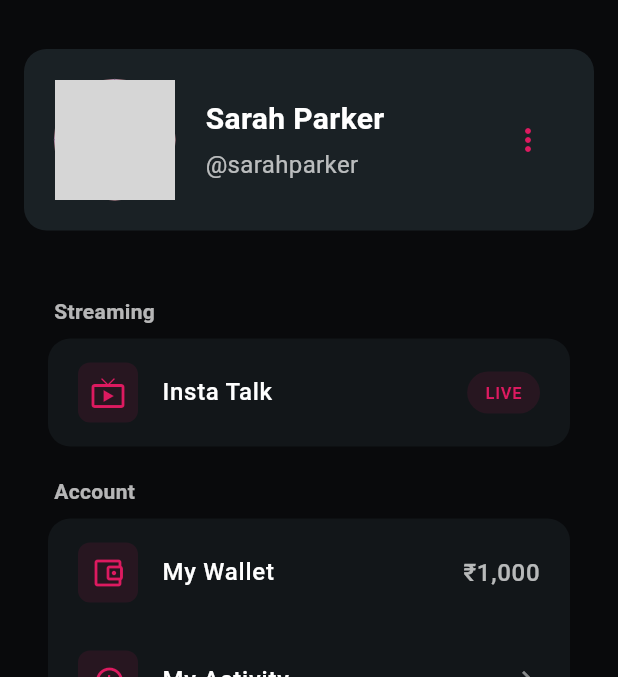
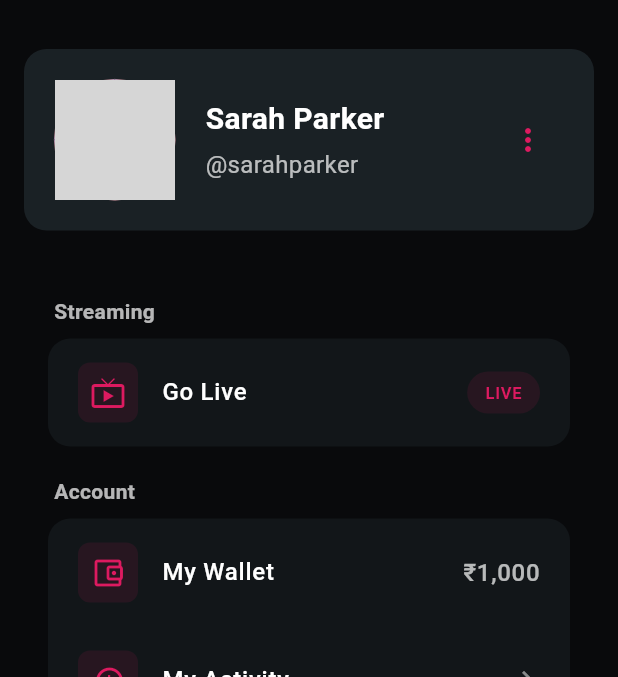
Before and after one commit to deecodesss/iftook_dating_flutter, a Flutter app: the ProfileScreen screen opened directly, on a phone screen of 412 x 824 dp, the part 59-736 px from its top. Run offline on Flutter 3.47's test engine with Material 3 defaults, Android fonts, the phone set to English and light mode, and no system bars; our stand-ins replace cached_network_image, camera, carousel_slider, flutter_card_swiper, flutter_svg, geocoding and 7 more; network calls fail; grey boxes are pictures that could not be loaded.

```diff
--- a/lib/core/widgets/charges_bottom_sheet.dart
+++ b/lib/core/widgets/charges_bottom_sheet.dart
@@ -220,7 +220,7 @@ class _PriceBottomSheetState extends State<PriceBottomSheet> {
                     fontWeight: FontWeight.w500,
                   ),
                   decoration: InputDecoration(
-                    labelText: 'Monthly Subscription',
+                    labelText: 'Live Streaming (Monthly Subscription)',
                     labelStyle: TextStyle(
                       color: Colors.grey[400],
                       fontSize: 16,
@@ -397,7 +397,7 @@ class _PriceBottomSheetState extends State<PriceBottomSheet> {
                         case 'Video Call (30 min)':
                           controller.text = '450';
                           break;
-                        case 'Insta Talk (per min)':
+                        case 'Go Live (per min)':
                           controller.text = '5';
                           break;
                       }
--- a/lib/features/home/presentation/screens/main_home_screen.dart
+++ b/lib/features/home/presentation/screens/main_home_screen.dart
@@ -287,7 +287,7 @@ class _MainHomeScreenState extends State<MainHomeScreen> {
           ),
           _buildActionButtonWithLabel(
             icon: HugeIcons.strokeRoundedVideo02,
-            label: 'Insta Talk',
+            label: 'Go Live',
             color: AppColors.primaryColor,
             backgroundColor: Colors.transparent,
             onPressed: () {},
@@ -751,7 +751,7 @@ class _MainHomeScreenState extends State<MainHomeScreen> {
     return Column(
       children: [
         const Text(
-          'Free Trial',
+          'Insta Talk',
           style: TextStyle(color: AppColors.primaryColor),
         ),
         DropdownButton<String>(
--- a/lib/features/profile/presentation/screens/profile_screen.dart
+++ b/lib/features/profile/presentation/screens/profile_screen.dart
@@ -323,7 +323,7 @@ class _ProfileScreenState extends State<ProfileScreen> {
             [
               _buildProfileOption(
                 icon: Icons.live_tv,
-                title: 'Insta Talk',
+                title: 'Go Live',
                 onTap: () {},
                 trailing: Container(
                   padding: const EdgeInsets.symmetric(
--- a/pubspec.yaml
+++ b/pubspec.yaml
@@ -60,6 +60,7 @@ dev_dependencies:
   # package. See that file for information about deactivating specific lint
   # rules and activating additional ones.
   flutter_lints: ^4.0.0
+  change_app_package_name: ^1.4.0
 
 # For information on the generic Dart part of this file, see the
 # following page: https://dart.dev/tools/pub/pubspec
```
Also changed, not shown: lib/features/auth/presentation/screens/register_screen.dart (+49 -50 lines), pubspec.lock, 4 other files.
